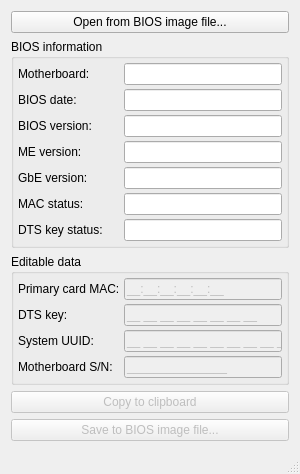
Above: fd44editor.ui from LongSoft/FD44Editor before the change. Below: the same form after it.
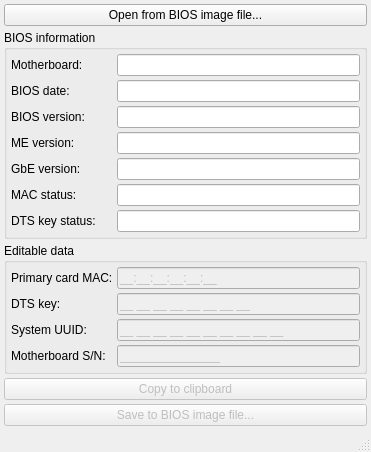
That is the form after the change.

Patch:
```diff
--- a/fd44editor.ui
+++ b/fd44editor.ui
@@ -6,18 +6,18 @@
    <rect>
     <x>0</x>
     <y>0</y>
-    <width>300</width>
-    <height>433</height>
+    <width>371</width>
+    <height>451</height>
    </rect>
   </property>
   <property name="sizePolicy">
-   <sizepolicy hsizetype="Fixed" vsizetype="Fixed">
+   <sizepolicy hsizetype="Expanding" vsizetype="Expanding">
     <horstretch>0</horstretch>
     <verstretch>0</verstretch>
    </sizepolicy>
   </property>
   <property name="windowTitle">
-   <string>FD44Editor v0.7.6</string>
+   <string>FD44Editor v0.7.7</string>
   </property>
   <widget class="QWidget" name="centralWidget">
    <property name="sizePolicy">
@@ -27,6 +27,12 @@
     </sizepolicy>
    </property>
    <layout class="QVBoxLayout" name="verticalLayout">
+    <property name="spacing">
+     <number>4</number>
+    </property>
+    <property name="margin">
+     <number>4</number>
+    </property>
     <item>
      <widget class="QPushButton" name="fromFileButton">
       <property name="text">
@@ -42,19 +48,13 @@
       <property name="title">
        <string>BIOS information</string>
       </property>
-      <layout class="QFormLayout" name="formLayout">
-       <property name="fieldGrowthPolicy">
-        <enum>QFormLayout::AllNonFixedFieldsGrow</enum>
-       </property>
-       <property name="horizontalSpacing">
-        <number>4</number>
-       </property>
-       <property name="verticalSpacing">
-        <number>4</number>
-       </property>
+      <layout class="QGridLayout" name="gridLayout_2">
        <property name="margin">
         <number>4</number>
        </property>
+       <property name="spacing">
+        <number>4</number>
+       </property>
        <item row="0" column="0">
         <widget class="QLabel" name="mbLabel">
          <property name="text">
@@ -190,7 +190,7 @@
        <item row="6" column="0">
         <widget class="QLabel" name="dtsLabel">
          <property name="sizePolicy">
-          <sizepolicy hsizetype="Fixed" vsizetype="Preferred">
+          <sizepolicy hsizetype="Preferred" vsizetype="Preferred">
            <horstretch>0</horstretch>
            <verstretch>0</verstretch>
           </sizepolicy>
@@ -210,6 +210,19 @@
          </property>
         </widget>
        </item>
+       <item row="7" column="1">
+        <spacer name="verticalSpacer">
+         <property name="orientation">
+          <enum>Qt::Vertical</enum>
+         </property>
+         <property name="sizeHint" stdset="0">
+          <size>
+           <width>0</width>
+           <height>0</height>
+          </size>
+         </property>
+        </spacer>
+       </item>
       </layout>
      </widget>
     </item>
@@ -225,10 +238,10 @@
        <property name="spacing">
         <number>4</number>
        </property>
-       <item row="0" column="0">
-        <widget class="QLabel" name="label_5">
+       <item row="3" column="0">
+        <widget class="QLabel" name="label_3">
          <property name="text">
-          <string>Primary card MAC:</string>
+          <string>System UUID:</string>
          </property>
         </widget>
        </item>
@@ -248,40 +261,14 @@
          </property>
         </widget>
        </item>
-       <item row="1" column="0">
-        <widget class="QLabel" name="label_4">
+       <item row="0" column="0">
+        <widget class="QLabel" name="label_5">
          <property name="text">
-          <string>DTS key:</string>
+          <string>Primary card MAC:</string>
          </property>
         </widget>
        </item>
-       <item row="1" column="1">
-        <widget class="QLineEdit" name="dtsKeyEdit">
-         <property name="enabled">
-          <bool>false</bool>
-         </property>
-         <property name="inputMask">
-          <string>&gt;HH HH HH HH HH HH HH HH;_</string>
-         </property>
-         <property name="text">
-          <string>       </string>
-         </property>
-         <property name="maxLength">
-          <number>23</number>
-         </property>
-         <property name="cursorPosition">
-          <number>0</number>
-         </property>
-        </widget>
-       </item>
-       <item row="2" column="0">
-        <widget class="QLabel" name="label_3">
-         <property name="text">
-          <string>System UUID:</string>
-         </property>
-        </widget>
-       </item>
-       <item row="2" column="1">
+       <item row="3" column="1">
         <widget class="QLineEdit" name="uuidEdit">
          <property name="enabled">
           <bool>false</bool>
@@ -300,14 +287,14 @@
          </property>
         </widget>
        </item>
-       <item row="3" column="0">
+       <item row="4" column="0">
         <widget class="QLabel" name="label_2">
          <property name="text">
           <string>Motherboard S/N:</string>
          </property>
         </widget>
        </item>
-       <item row="3" column="1">
+       <item row="4" column="1">
         <widget class="QLineEdit" name="mbsnEdit">
          <property name="enabled">
           <bool>false</bool>
@@ -326,6 +313,45 @@
          </property>
         </widget>
        </item>
+       <item row="5" column="0" colspan="2">
+        <spacer name="verticalSpacer_2">
+         <property name="orientation">
+          <enum>Qt::Vertical</enum>
+         </property>
+         <property name="sizeHint" stdset="0">
+          <size>
+           <width>0</width>
+           <height>0</height>
+          </size>
+         </property>
+        </spacer>
+       </item>
+       <item row="1" column="0">
+        <widget class="QLabel" name="label_4">
+         <property name="text">
+          <string>DTS key:</string>
+         </property>
+        </widget>
+       </item>
+       <item row="1" column="1">
+        <widget class="QLineEdit" name="dtsKeyEdit">
+         <property name="enabled">
+          <bool>false</bool>
+         </property>
+         <property name="inputMask">
+          <string>&gt;HH HH HH HH HH HH HH HH;_</string>
+         </property>
+         <property name="text">
+          <string>       </string>
+         </property>
+         <property name="maxLength">
+          <number>23</number>
+         </property>
+         <property name="cursorPosition">
+          <number>0</number>
+         </property>
+        </widget>
+       </item>
       </layout>
      </widget>
     </item>
```
